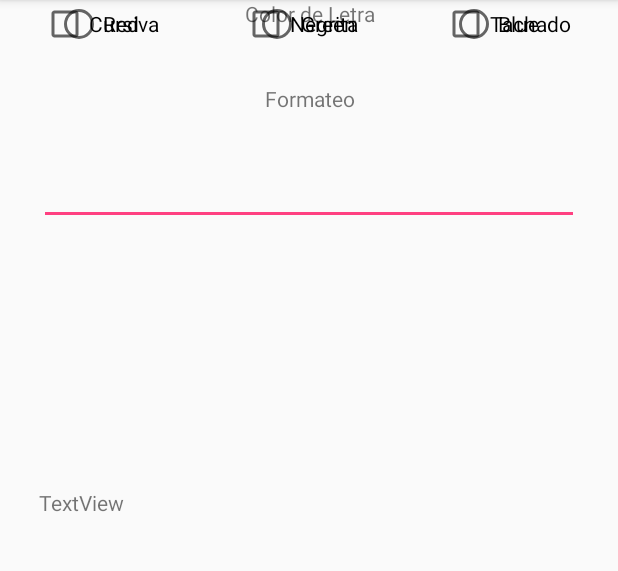
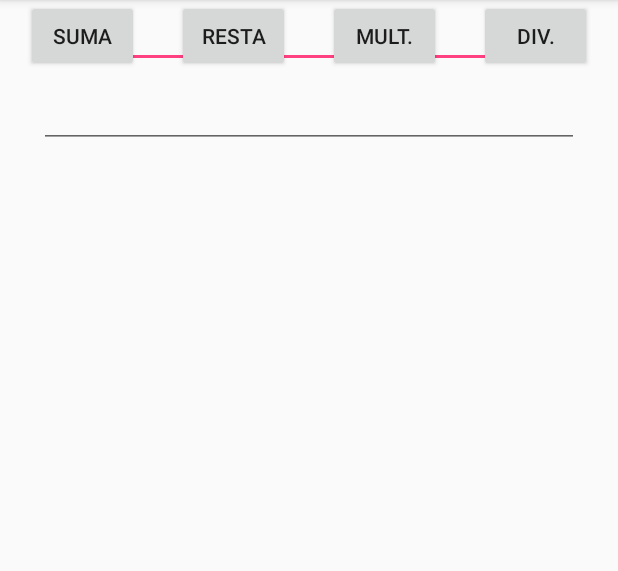
Before and after one commit to RafaelNunyez/ed, an Android app: the screen it shows after launch (MainActivity), on a phone screen of 412 x 824 dp, the part 84-655 px from its top. Run offline under Robolectric (Android 15) with nearby library versions, the phone set to English and light mode, and no system bars.

Commit message:
Solved apk dependencies and added layout

```diff
--- a/EDProject/app/build.gradle
+++ b/EDProject/app/build.gradle
@@ -1,7 +1,7 @@
 apply plugin: 'com.android.application'
 
 android {
-    compileSdkVersion 26
+    compileSdkVersion 27
     defaultConfig {
         applicationId "com.example.rafael.edproject"
         minSdkVersion 15
@@ -20,7 +20,7 @@ android {
 
 dependencies {
     implementation fileTree(dir: 'libs', include: ['*.jar'])
-    implementation 'com.android.support:appcompat-v7:26.1.0'
+    implementation 'com.android.support:appcompat-v7:27.1.1'
     implementation 'com.android.support.constraint:constraint-layout:1.1.0'
     testImplementation 'junit:junit:4.12'
     androidTestImplementation 'com.android.support.test:runner:1.0.2'
--- a/EDProject/app/src/main/res/layout/activity_main.xml
+++ b/EDProject/app/src/main/res/layout/activity_main.xml
@@ -7,133 +7,85 @@
     tools:context="com.example.rafael.edproject.MainActivity">
 
     <EditText
-        android:id="@+id/textoPlano"
+        android:id="@+id/num1"
         android:layout_width="360dp"
-        android:layout_height="150dp"
+        android:layout_height="wrap_content"
         android:layout_marginEnd="8dp"
         android:layout_marginStart="8dp"
+        android:contentDescription="num1"
         android:ems="10"
-        android:inputType="textMultiLine"
+        android:inputType="number"
         app:layout_constraintEnd_toEndOf="parent"
         app:layout_constraintStart_toStartOf="parent"
         tools:layout_editor_absoluteY="16dp" />
 
-    <CheckBox
-        android:id="@+id/italic"
-        android:layout_width="90dp"
+    <EditText
+        android:id="@+id/num2"
+        android:layout_width="360dp"
         android:layout_height="wrap_content"
-        android:layout_marginEnd="16dp"
-        android:layout_marginStart="16dp"
-        android:text="Cursiva"
-        app:layout_constraintEnd_toStartOf="@+id/bold"
-        app:layout_constraintHorizontal_bias="0.114"
+        android:layout_marginEnd="8dp"
+        android:layout_marginStart="8dp"
+        android:layout_marginTop="8dp"
+        android:contentDescription="num2"
+        android:ems="10"
+        android:inputType="number"
+        app:layout_constraintEnd_toEndOf="parent"
         app:layout_constraintStart_toStartOf="parent"
-        tools:layout_editor_absoluteY="221dp" />
+        app:layout_constraintTop_toBottomOf="@+id/num1" />
 
-    <CheckBox
-        android:id="@+id/bold"
-        android:layout_width="90dp"
-        android:layout_height="32dp"
-        android:layout_marginEnd="16dp"
-        android:layout_marginStart="16dp"
-        android:text="Negrita"
-        app:layout_constraintEnd_toStartOf="@+id/cross"
-        app:layout_constraintStart_toEndOf="@+id/italic"
-        tools:layout_editor_absoluteY="221dp" />
-
-    <CheckBox
-        android:id="@+id/cross"
-        android:layout_width="90dp"
-        android:layout_height="wrap_content"
-        android:layout_marginEnd="16dp"
-        android:layout_marginStart="16dp"
-        android:text="Tachado"
-        app:layout_constraintEnd_toEndOf="parent"
-        app:layout_constraintStart_toEndOf="@+id/bold"
-        tools:layout_editor_absoluteY="221dp" />
-
-    <RadioButton
-        android:id="@+id/red"
-        android:layout_width="75dp"
-        android:layout_height="wrap_content"
-        android:layout_marginEnd="20dp"
-        android:layout_marginRight="20dp"
-        android:layout_marginStart="8dp"
-        android:layout_marginLeft="8dp"
-        android:text="Red"
-        app:layout_constraintEnd_toStartOf="@+id/green"
-        app:layout_constraintHorizontal_bias="0.04"
-        app:layout_constraintStart_toStartOf="parent"
-        tools:layout_editor_absoluteY="303dp" />
-
-    <RadioButton
-        android:id="@+id/green"
+    <Button
+        android:id="@+id/suma"
         android:layout_width="75dp"
         android:layout_height="wrap_content"
         android:layout_marginEnd="8dp"
         android:layout_marginStart="8dp"
-        android:text="Green"
-        app:layout_constraintEnd_toStartOf="@+id/blue"
-        app:layout_constraintStart_toEndOf="@+id/red"
-        tools:layout_editor_absoluteY="303dp" />
+        android:text="Suma"
+        app:layout_constraintEnd_toStartOf="@+id/resta"
+        app:layout_constraintHorizontal_bias="0.09"
+        app:layout_constraintStart_toStartOf="parent"
+        tools:layout_editor_absoluteY="132dp" />
 
-    <RadioButton
-        android:id="@+id/blue"
+    <Button
+        android:id="@+id/resta"
         android:layout_width="75dp"
         android:layout_height="wrap_content"
         android:layout_marginEnd="8dp"
-        android:layout_marginRight="8dp"
-        android:layout_marginStart="20dp"
-        android:layout_marginLeft="20dp"
-        android:text="Blue"
-        app:layout_constraintEnd_toEndOf="parent"
-        app:layout_constraintStart_toEndOf="@+id/green"
-        tools:layout_editor_absoluteY="303dp" />
+        android:layout_marginStart="8dp"
+        android:text="Resta"
+        app:layout_constraintEnd_toStartOf="@+id/mult"
+        app:layout_constraintStart_toEndOf="@+id/suma"
+        tools:layout_editor_absoluteY="132dp" />
 
-    <TextView
-        android:id="@+id/textView"
-        android:layout_width="360dp"
-        android:layout_height="19dp"
-        android:layout_marginBottom="8dp"
+    <Button
+        android:id="@+id/mult"
+        android:layout_width="75dp"
+        android:layout_height="wrap_content"
         android:layout_marginEnd="8dp"
         android:layout_marginStart="8dp"
-        android:layout_marginTop="8dp"
-        android:text="Formateo"
-        android:textAlignment="center"
-        app:layout_constraintBottom_toTopOf="@+id/bold"
-        app:layout_constraintEnd_toEndOf="parent"
-        app:layout_constraintStart_toStartOf="parent"
-        app:layout_constraintTop_toBottomOf="@+id/textoPlano"
-        app:layout_constraintVertical_bias="0.55" />
+        android:text="Mult."
+        app:layout_constraintEnd_toStartOf="@+id/div"
+        app:layout_constraintStart_toEndOf="@+id/resta"
+        tools:layout_editor_absoluteY="132dp" />
 
-    <TextView
-        android:id="@+id/textView2"
-        android:layout_width="360dp"
+    <Button
+        android:id="@+id/div"
+        android:layout_width="75dp"
         android:layout_height="wrap_content"
-        android:layout_marginBottom="8dp"
         android:layout_marginEnd="8dp"
         android:layout_marginStart="8dp"
-        android:text="Color de Letra"
-        android:textAlignment="center"
-        android:textAllCaps="false"
-        app:layout_constraintBottom_toTopOf="@+id/green"
+        android:text="Div."
         app:layout_constraintEnd_toEndOf="parent"
-        app:layout_constraintStart_toStartOf="parent"
-        app:layout_constraintTop_toBottomOf="@+id/bold"
-        app:layout_constraintVertical_bias="0.565" />
+        app:layout_constraintStart_toEndOf="@+id/mult"
+        tools:layout_editor_absoluteY="132dp" />
 
     <TextView
         android:id="@+id/resultado"
         android:layout_width="360dp"
-        android:layout_height="150dp"
-        android:layout_marginBottom="8dp"
+        android:layout_height="25dp"
         android:layout_marginEnd="8dp"
         android:layout_marginStart="8dp"
-        android:layout_marginTop="8dp"
-        android:text="TextView"
-        app:layout_constraintBottom_toBottomOf="parent"
+        android:textAlignment="center"
         app:layout_constraintEnd_toEndOf="parent"
         app:layout_constraintStart_toStartOf="parent"
-        app:layout_constraintTop_toBottomOf="@+id/green" />
-
+        tools:layout_editor_absoluteY="189dp" />
 </android.support.constraint.ConstraintLayout>
```
